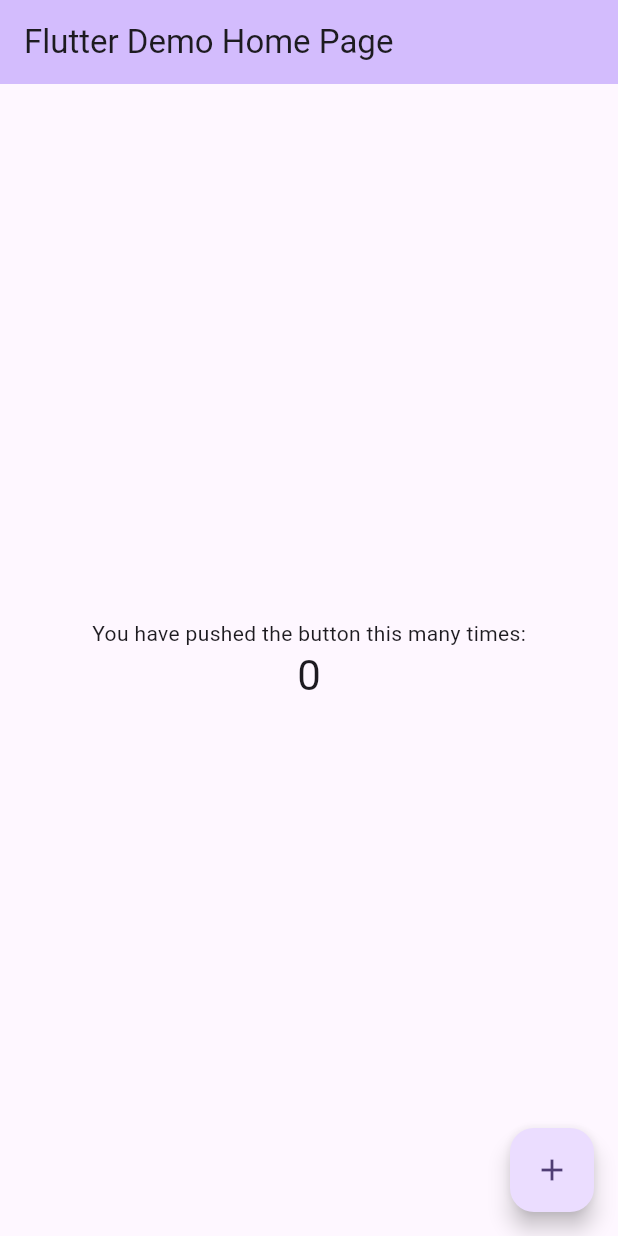
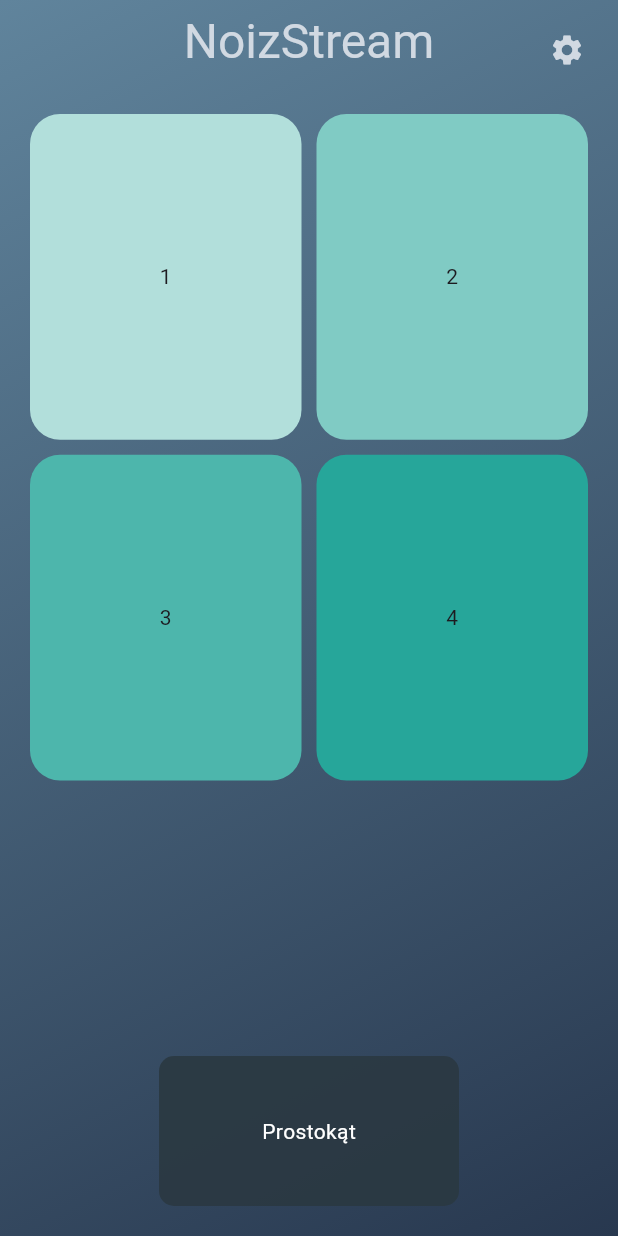
Before and after one commit to ASalek-Szkola/noiz_stream, a Flutter app: the screen it shows after launch, on a phone screen of 412 x 824 dp. Run offline on Flutter 3.47's test engine with Material 3 defaults, Android fonts, the phone set to English and light mode, and no system bars.

Commit message:
Basic UI

```diff
--- a/lib/main.dart
+++ b/lib/main.dart
@@ -7,46 +7,22 @@
 class MyApp extends StatelessWidget {
   const MyApp({super.key});
 
-  // This widget is the root of your application.
   @override
   Widget build(BuildContext context) {
     return MaterialApp(
       title: 'Flutter Demo',
       theme: ThemeData(
-        // This is the theme of your application.
-        //
-        // TRY THIS: Try running your application with "flutter run". You'll see
-        // the application has a purple toolbar. Then, without quitting the app,
-        // try changing the seedColor in the colorScheme below to Colors.green
-        // and then invoke "hot reload" (save your changes or press the "hot
-        // reload" button in a Flutter-supported IDE, or press "r" if you used
-        // the command line to start the app).
-        //
-        // Notice that the counter didn't reset back to zero; the application
-        // state is not lost during the reload. To reset the state, use hot
-        // restart instead.
-        //
-        // This works for code too, not just values: Most code changes can be
-        // tested with just a hot reload.
-        colorScheme: .fromSeed(seedColor: Colors.deepPurple),
+        colorScheme: ColorScheme.fromSeed(seedColor: Colors.deepPurple),
+        useMaterial3: true,
       ),
-      home: const MyHomePage(title: 'Flutter Demo Home Page'),
+      home: const MyHomePage(title: 'NoizStream'),
+      debugShowCheckedModeBanner: false,
     );
   }
 }
 
 class MyHomePage extends StatefulWidget {
   const MyHomePage({super.key, required this.title});
-
-  // This widget is the home page of your application. It is stateful, meaning
-  // that it has a State object (defined below) that contains fields that affect
-  // how it looks.
-
-  // This class is the configuration for the state. It holds the values (in this
-  // case the title) provided by the parent (in this case the App widget) and
-  // used by the build method of the State. Fields in a Widget subclass are
-  // always marked "final".
-
   final String title;
 
   @override
@@ -54,68 +30,109 @@
 }
 
 class _MyHomePageState extends State<MyHomePage> {
-  int _counter = 0;
-
-  void _incrementCounter() {
-    setState(() {
-      // This call to setState tells the Flutter framework that something has
-      // changed in this State, which causes it to rerun the build method below
-      // so that the display can reflect the updated values. If we changed
-      // _counter without calling setState(), then the build method would not be
-      // called again, and so nothing would appear to happen.
-      _counter++;
-    });
-  }
-
   @override
   Widget build(BuildContext context) {
-    // This method is rerun every time setState is called, for instance as done
-    // by the _incrementCounter method above.
-    //
-    // The Flutter framework has been optimized to make rerunning build methods
-    // fast, so that you can just rebuild anything that needs updating rather
-    // than having to individually change instances of widgets.
+    double w = MediaQuery.sizeOf(context).width;
+    double h = MediaQuery.sizeOf(context).height;
+
     return Scaffold(
       appBar: AppBar(
-        // TRY THIS: Try changing the color here to a specific color (to
-        // Colors.amber, perhaps?) and trigger a hot reload to see the AppBar
-        // change color while the other colors stay the same.
-        backgroundColor: Theme.of(context).colorScheme.inversePrimary,
-        // Here we take the value from the MyHomePage object that was created by
-        // the App.build method, and use it to set our appbar title.
-        title: Text(widget.title),
+        backgroundColor: Colors.transparent,
+        foregroundColor: Color.fromARGB(255, 209, 217, 226),
+        elevation: 0,
+        centerTitle: true,
+        title: Text(widget.title, style: TextStyle(fontSize: 32)),
+        actions: [
+          Padding(
+            padding: const EdgeInsets.only(right: 10.0, top: 10.0),
+            child: IconButton(
+              icon: const Icon(Icons.settings),
+              onPressed: () {
+                // TODO
+              },
+            ),
+          ),
+        ],
       ),
-      body: Center(
-        // Center is a layout widget. It takes a single child and positions it
-        // in the middle of the parent.
-        child: Column(
-          // Column is also a layout widget. It takes a list of children and
-          // arranges them vertically. By default, it sizes itself to fit its
-          // children horizontally, and tries to be as tall as its parent.
-          //
-          // Column has various properties to control how it sizes itself and
-          // how it positions its children. Here we use mainAxisAlignment to
-          // center the children vertically; the main axis here is the vertical
-          // axis because Columns are vertical (the cross axis would be
-          // horizontal).
-          //
-          // TRY THIS: Invoke "debug painting" (choose the "Toggle Debug Paint"
-          // action in the IDE, or press "p" in the console), to see the
-          // wireframe for each widget.
-          mainAxisAlignment: .center,
-          children: [
-            const Text('You have pushed the button this many times:'),
-            Text(
-              '$_counter',
-              style: Theme.of(context).textTheme.headlineMedium,
-            ),
-          ],
+      extendBodyBehindAppBar: true,
+      body: Container(
+        width: double.infinity,
+        height: double.infinity,
+        decoration: const BoxDecoration(
+          gradient: LinearGradient(
+            begin: Alignment.topLeft,
+            end: Alignment.bottomRight,
+            colors: [
+              Color.fromARGB(255, 96, 132, 156),
+              Color.fromARGB(255, 40, 56, 79),
+            ],
+          ),
         ),
-      ),
-      floatingActionButton: FloatingActionButton(
-        onPressed: _incrementCounter,
-        tooltip: 'Increment',
-        child: const Icon(Icons.add),
+        child: SafeArea(
+          child: Column(
+            mainAxisAlignment: MainAxisAlignment.center,
+            children: [
+              GridView.count(
+                primary: false,
+                padding: const EdgeInsets.all(20),
+                physics: const NeverScrollableScrollPhysics(),
+                shrinkWrap: true,
+                crossAxisSpacing: 10,
+                mainAxisSpacing: 10,
+                crossAxisCount: 2,
+                childAspectRatio: (w / 2) / (h * 0.3),
+                children: <Widget>[
+                  Container(
+                    decoration: BoxDecoration(
+                      color: Colors.teal[100],
+                      borderRadius: BorderRadius.circular(20),
+                    ),
+                    child: const Center(child: Text("1")),
+                  ),
+                  Container(
+                    decoration: BoxDecoration(
+                      color: Colors.teal[200],
+                      borderRadius: BorderRadius.circular(20),
+                    ),
+                    child: const Center(child: Text("2")),
+                  ),
+                  Container(
+                    decoration: BoxDecoration(
+                      color: Colors.teal[300],
+                      borderRadius: BorderRadius.circular(20),
+                    ),
+                    child: const Center(child: Text("3")),
+                  ),
+                  Container(
+                    decoration: BoxDecoration(
+                      color: Colors.teal[400],
+                      borderRadius: BorderRadius.circular(20),
+                    ),
+                    child: const Center(child: Text("4")),
+                  ),
+                ],
+              ),
+
+              const Spacer(),
+
+              Container(
+                margin: const EdgeInsets.symmetric(vertical: 20),
+                width: 200,
+                height: 100,
+                decoration: BoxDecoration(
+                  color: const Color.fromRGBO(42, 56, 65, 0.9),
+                  borderRadius: BorderRadius.circular(10),
+                ),
+                child: const Center(
+                  child: Text(
+                    'Prostokąt',
+                    style: TextStyle(color: Colors.white),
+                  ),
+                ),
+              ),
+            ],
+          ),
+        ),
       ),
     );
   }
```
